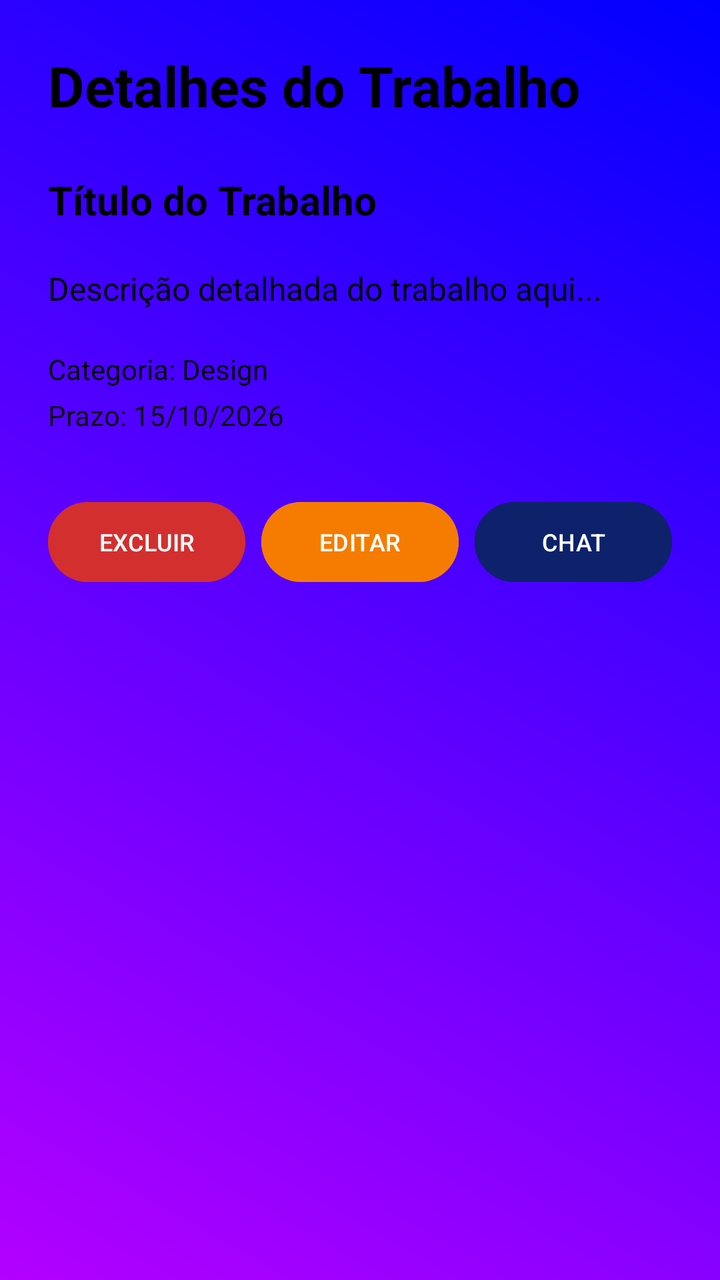
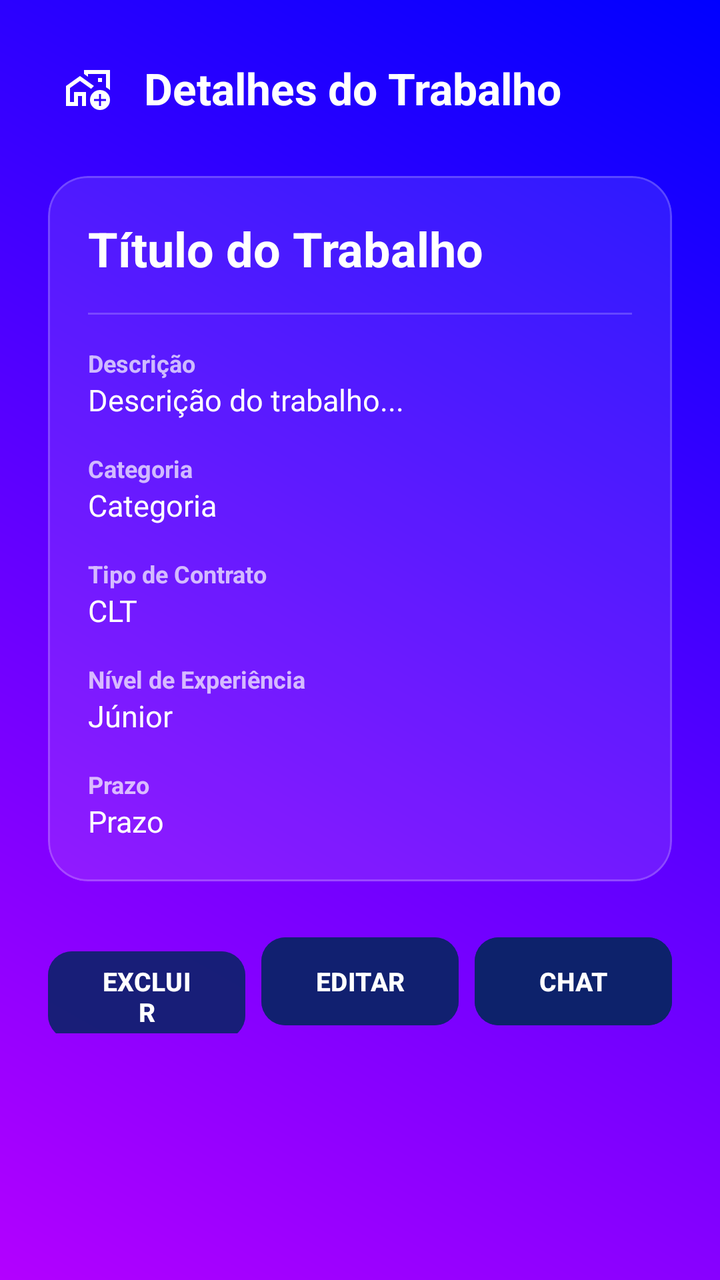

Screens rendered from an Android XML layout before and after an edit, with the pre-edit source and the edit as a unified diff.
<!-- AndroidManifest.xml: application theme Theme.PlataformaRemota -->
<!-- res/layout/activity_main2.xml -->
<?xml version="1.0" encoding="utf-8"?>
<ScrollView
    xmlns:android="http://schemas.android.com/apk/res/android"
    android:layout_width="match_parent"
    android:layout_height="match_parent"
    android:background="@drawable/background_gradiente">

    <LinearLayout
        android:layout_width="match_parent"
        android:layout_height="wrap_content"
        android:orientation="vertical"
        android:padding="24dp">

        <TextView
            android:id="@+id/txtTituloTela"
            android:layout_width="wrap_content"
            android:layout_height="wrap_content"
            android:layout_marginBottom="25dp"
            android:text="Detalhes do Trabalho"
            android:textColor="#000000"
            android:textSize="28sp"
            android:textStyle="bold" />

        
        <TextView
            android:id="@+id/txtTitulo"
            android:layout_width="match_parent"
            android:layout_height="wrap_content"
            android:layout_marginBottom="12dp"
            android:text="Título do Trabalho"
            android:textColor="#020202"
            android:textSize="20sp"
            android:textStyle="bold" />

        
        <TextView
            android:id="@+id/txtDescricao"
            android:layout_width="match_parent"
            android:layout_height="wrap_content"
            android:layout_marginTop="8dp"
            android:layout_marginBottom="16dp"
            android:text="Descrição detalhada do trabalho aqui..."
            android:textColor="#000000"
            android:textSize="16sp" />

        
        <TextView
            android:id="@+id/txtCategoria"
            android:layout_width="match_parent"
            android:layout_height="wrap_content"
            android:layout_marginTop="4dp"
            android:text="Categoria: Design"
            android:textColor="#050505"
            android:textSize="14sp" />

        
        <TextView
            android:id="@+id/txtPrazo"
            android:layout_width="match_parent"
            android:layout_height="wrap_content"
            android:layout_marginTop="4dp"
            android:layout_marginBottom="30dp"
            android:text="Prazo: 15/10/2026"
            android:textColor="#0D0D0D"
            android:textSize="14sp" />

        
        <LinearLayout
            android:layout_width="match_parent"
            android:layout_height="wrap_content"
            android:orientation="horizontal"
            android:weightSum="3">

            <Button
                android:id="@+id/btnExcluir"
                android:layout_width="0dp"
                android:layout_height="wrap_content"
                android:layout_weight="1"
                android:layout_marginEnd="4dp"
                android:backgroundTint="#D32F2F"
                android:text="EXCLUIR"
                android:textSize="12sp"/>

            <Button
                android:id="@+id/btnEditar"
                android:layout_width="0dp"
                android:layout_height="wrap_content"
                android:layout_weight="1"
                android:layout_marginHorizontal="4dp"
                android:backgroundTint="#F57C00"
                android:text="EDITAR"
                android:textSize="12sp"/>

            <Button
                android:id="@+id/btnChat"
                android:layout_width="0dp"
                android:layout_height="wrap_content"
                android:layout_weight="1"
                android:layout_marginStart="4dp"
                android:backgroundTint="#0D226B"
                android:text="CHAT"
                android:textSize="12sp"/>

        </LinearLayout>

    </LinearLayout>
</ScrollView>
<!-- resources referenced by this layout -->
<resources>
  <!-- drawable background_gradiente (drawable) -->
  <?xml version="1.0" encoding="utf-8"?>
  <shape xmlns:android="http://schemas.android.com/apk/res/android">
      <gradient
          android:startColor="#B300FF"
          android:endColor="#0000FF"
          android:angle="45"/>
  </shape>
  <style name="Theme.PlataformaRemota" parent="Base.Theme.PlataformaRemota" />
  <style name="Base.Theme.PlataformaRemota" parent="Theme.Material3.DayNight.NoActionBar">
          
          
      </style>
</resources>

<!-- the commit's change to res/layout/activity_main2.xml (unified diff, before → after) -->
@@ -1,9 +1,11 @@
 <?xml version="1.0" encoding="utf-8"?>
-<ScrollView
-    xmlns:android="http://schemas.android.com/apk/res/android"
+<ScrollView xmlns:android="http://schemas.android.com/apk/res/android"
+    xmlns:app="http://schemas.android.com/apk/res-auto"
+    xmlns:tools="http://schemas.android.com/tools"
     android:layout_width="match_parent"
     android:layout_height="match_parent"
-    android:background="@drawable/background_gradiente">
+    android:background="@drawable/background_gradiente"
+    android:fillViewport="true">
 
     <LinearLayout
         android:layout_width="match_parent"
@@ -11,58 +13,163 @@
         android:orientation="vertical"
         android:padding="24dp">
 
-        <TextView
-            android:id="@+id/txtTituloTela"
-            android:layout_width="wrap_content"
-            android:layout_height="wrap_content"
-            android:layout_marginBottom="25dp"
-            android:text="Detalhes do Trabalho"
-            android:textColor="#000000"
-            android:textSize="28sp"
-            android:textStyle="bold" />
-
         
-        <TextView
-            android:id="@+id/txtTitulo"
+        <LinearLayout
             android:layout_width="match_parent"
             android:layout_height="wrap_content"
-            android:layout_marginBottom="12dp"
-            android:text="Título do Trabalho"
-            android:textColor="#020202"
-            android:textSize="20sp"
-            android:textStyle="bold" />
+            android:gravity="center_vertical"
+            android:orientation="horizontal"
+            android:layout_marginBottom="24dp">
+
+            <ImageView
+                android:id="@+id/btnVoltar"
+                android:layout_width="40dp"
+                android:layout_height="40dp"
+                android:padding="8dp"
+                android:background="?attr/selectableItemBackgroundBorderless"
+                android:clickable="true"
+                android:focusable="true"
+                android:contentDescription="Voltar"
+                android:src="@drawable/ic_work_outline"
+                app:tint="@color/white" />
+
+            <TextView
+                android:layout_width="0dp"
+                android:layout_height="wrap_content"
+                android:layout_weight="1"
+                android:layout_marginStart="8dp"
+                android:text="Detalhes do Trabalho"
+                android:textColor="@color/white"
+                android:textSize="22sp"
+                android:textStyle="bold" />
+        </LinearLayout>
 
         
-        <TextView
-            android:id="@+id/txtDescricao"
+        <com.google.android.material.card.MaterialCardView
             android:layout_width="match_parent"
             android:layout_height="wrap_content"
-            android:layout_marginTop="8dp"
-            android:layout_marginBottom="16dp"
-            android:text="Descrição detalhada do trabalho aqui..."
-            android:textColor="#000000"
-            android:textSize="16sp" />
-
-        
-        <TextView
-            android:id="@+id/txtCategoria"
-            android:layout_width="match_parent"
-            android:layout_height="wrap_content"
-            android:layout_marginTop="4dp"
-            android:text="Categoria: Design"
-            android:textColor="#050505"
-            android:textSize="14sp" />
-
-        
-        <TextView
-            android:id="@+id/txtPrazo"
-            android:layout_width="match_parent"
-            android:layout_height="wrap_content"
-            android:layout_marginTop="4dp"
-            android:layout_marginBottom="30dp"
-            android:text="Prazo: 15/10/2026"
-            android:textColor="#0D0D0D"
-            android:textSize="14sp" />
+            app:cardBackgroundColor="#1AFFFFFF"
+            app:cardCornerRadius="20dp"
+            app:cardElevation="0dp"
+            app:strokeWidth="1dp"
+            app:strokeColor="#33FFFFFF"
+            android:layout_marginBottom="24dp">
+
+            <LinearLayout
+                android:layout_width="match_parent"
+                android:layout_height="wrap_content"
+                android:orientation="vertical"
+                android:padding="20dp">
+
+                
+                <TextView
+                    android:id="@+id/txtTituloDetalhe"
+                    android:layout_width="match_parent"
+                    android:layout_height="wrap_content"
+                    android:text="Título do Trabalho"
+                    android:textColor="@color/white"
+                    android:textSize="24sp"
+                    android:textStyle="bold"
+                    android:layout_marginBottom="16dp" />
+
+                
+                <View
+                    android:layout_width="match_parent"
+                    android:layout_height="1dp"
+                    android:background="#33FFFFFF"
+                    android:layout_marginBottom="16dp" />
+
+                
+                <TextView
+                    android:layout_width="wrap_content"
+                    android:layout_height="wrap_content"
+                    android:text="Descrição"
+                    android:textColor="#B3FFFFFF"
+                    android:textSize="12sp"
+                    android:textStyle="bold" />
+
+                <TextView
+                    android:id="@+id/txtDescricaoDetalhe"
+                    android:layout_width="match_parent"
+                    android:layout_height="wrap_content"
+                    android:layout_marginBottom="16dp"
+                    android:text="Descrição do trabalho..."
+                    android:textColor="@color/white"
+                    android:textSize="15sp" />
+
+                
+                <TextView
+                    android:layout_width="wrap_content"
+                    android:layout_height="wrap_content"
+                    android:text="Categoria"
+                    android:textColor="#B3FFFFFF"
+                    android:textSize="12sp"
+                    android:textStyle="bold" />
+
+                <TextView
+                    android:id="@+id/txtCategoriaDetalhe"
+                    android:layout_width="match_parent"
+                    android:layout_height="wrap_content"
+                    android:layout_marginBottom="16dp"
+                    android:text="Categoria"
+                    android:textColor="@color/white"
+                    android:textSize="15sp" />
+
+                
+                <TextView
+                    android:layout_width="wrap_content"
+                    android:layout_height="wrap_content"
+                    android:text="Tipo de Contrato"
+                    android:textColor="#B3FFFFFF"
+                    android:textSize="12sp"
+                    android:textStyle="bold" />
+
+                <TextView
+                    android:id="@+id/txtTipoContratoDetalhe"
+                    android:layout_width="match_parent"
+                    android:layout_height="wrap_content"
+                    android:layout_marginBottom="16dp"
+                    android:text="CLT"
+                    android:textColor="@color/white"
+                    android:textSize="15sp" />
+
+                
+                <TextView
+                    android:layout_width="wrap_content"
+                    android:layout_height="wrap_content"
+                    android:text="Nível de Experiência"
+                    android:textColor="#B3FFFFFF"
+                    android:textSize="12sp"
+                    android:textStyle="bold" />
+
+                <TextView
+                    android:id="@+id/txtNivelDetalhe"
+                    android:layout_width="match_parent"
+                    android:layout_height="wrap_content"
+                    android:layout_marginBottom="16dp"
+                    android:text="Júnior"
+                    android:textColor="@color/white"
+                    android:textSize="15sp" />
+
+                
+                <TextView
+                    android:layout_width="wrap_content"
+                    android:layout_height="wrap_content"
+                    android:text="Prazo"
+                    android:textColor="#B3FFFFFF"
+                    android:textSize="12sp"
+                    android:textStyle="bold" />
+
+                <TextView
+                    android:id="@+id/txtPrazoDetalhe"
+                    android:layout_width="match_parent"
+                    android:layout_height="wrap_content"
+                    android:text="Prazo"
+                    android:textColor="@color/white"
+                    android:textSize="15sp" />
+
+            </LinearLayout>
+        </com.google.android.material.card.MaterialCardView>
 
         
         <LinearLayout
@@ -71,36 +178,44 @@
             android:orientation="horizontal"
             android:weightSum="3">
 
-            <Button
+            <com.google.android.material.button.MaterialButton
                 android:id="@+id/btnExcluir"
                 android:layout_width="0dp"
-                android:layout_height="wrap_content"
+                android:layout_height="52dp"
                 android:layout_weight="1"
                 android:layout_marginEnd="4dp"
-                android:backgroundTint="#D32F2F"
+                android:backgroundTint="#B30D226B"
                 android:text="EXCLUIR"
-                android:textSize="12sp"/>
-
-            <Button
+                android:textColor="#FFFFFF"
+                android:textSize="13sp"
+                android:textStyle="bold"
+                app:cornerRadius="12dp" />
+
+            <com.google.android.material.button.MaterialButton
                 android:id="@+id/btnEditar"
                 android:layout_width="0dp"
-                android:layout_height="wrap_content"
+                android:layout_height="52dp"
                 android:layout_weight="1"
                 android:layout_marginHorizontal="4dp"
-                android:backgroundTint="#F57C00"
+                android:backgroundTint="#CC0D226B"
                 android:text="EDITAR"
-                android:textSize="12sp"/>
-
-            <Button
+                android:textColor="#FFFFFF"
+                android:textSize="13sp"
+                android:textStyle="bold"
+                app:cornerRadius="12dp" />
+
+            <com.google.android.material.button.MaterialButton
                 android:id="@+id/btnChat"
                 android:layout_width="0dp"
-                android:layout_height="wrap_content"
+                android:layout_height="52dp"
                 android:layout_weight="1"
                 android:layout_marginStart="4dp"
                 android:backgroundTint="#0D226B"
                 android:text="CHAT"
-                android:textSize="12sp"/>
-
+                android:textColor="#FFFFFF"
+                android:textSize="13sp"
+                android:textStyle="bold"
+                app:cornerRadius="12dp" />
         </LinearLayout>
 
     </LinearLayout>
<!-- resource entries referenced after the edit -->
@@ -1,5 +1,6 @@
 <!-- resources referenced by this layout -->
 <resources>
+  <color name="white">#FFFFFFFF</color>
   <!-- drawable background_gradiente (drawable) -->
   <?xml version="1.0" encoding="utf-8"?>
   <shape xmlns:android="http://schemas.android.com/apk/res/android">
@@ -8,6 +9,12 @@
           android:endColor="#0000FF"
           android:angle="45"/>
   </shape>
+  <!-- drawable ic_work_outline (drawable) -->
+  <vector xmlns:android="http://schemas.android.com/apk/res/android" android:height="24dp" android:tint="#000000" android:viewportHeight="960" android:viewportWidth="960" android:width="24dp">
+        
+      <path android:fillColor="@android:color/white" android:pathData="M200,760L200,560L320,560L440,560L440,760Q440,760 440,760Q440,760 440,760Q440,760 440,760Q440,760 440,760L440,760L440,560L200,560L200,760ZM680,400L680,400Q680,400 680,400Q680,400 680,400Q680,400 680,400Q680,400 680,400L680,400L680,400L680,400ZM40,840L40,440L320,240L600,440L600,440Q586,454 571.5,468.5Q557,483 543,497L543,497L320,338L120,480L120,760L200,760L200,560L440,560L440,760L440,760Q440,781 440,801Q440,821 440,840L360,840L360,640L280,640L280,840L40,840ZM920,120L920,525Q903,507 883,492.5Q863,478 840,467L840,200L480,200L480,256L400,198L400,120L920,120ZM680,360L760,360L760,280L680,280L680,360ZM720,920Q637,920 578.5,861.5Q520,803 520,720Q520,637 578.5,578.5Q637,520 720,520Q803,520 861.5,578.5Q920,637 920,720Q920,803 861.5,861.5Q803,920 720,920ZM700,840L740,840L740,740L840,740L840,700L740,700L740,600L700,600L700,700L600,700L600,740L700,740L700,840Z"/>
+      
+  </vector>
   <style name="Theme.PlataformaRemota" parent="Base.Theme.PlataformaRemota" />
   <style name="Base.Theme.PlataformaRemota" parent="Theme.Material3.DayNight.NoActionBar">
           
